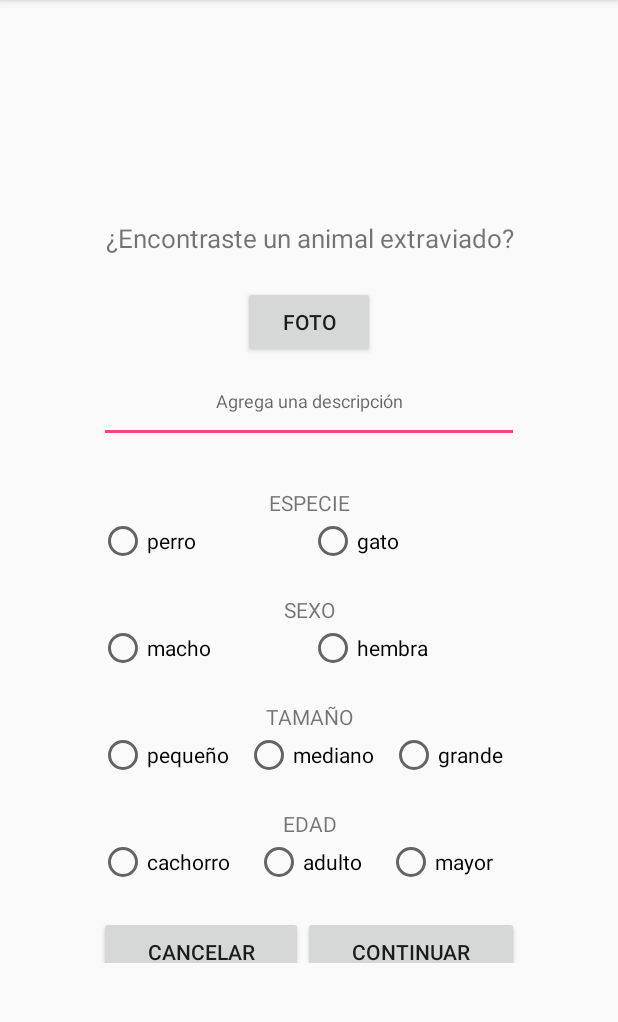
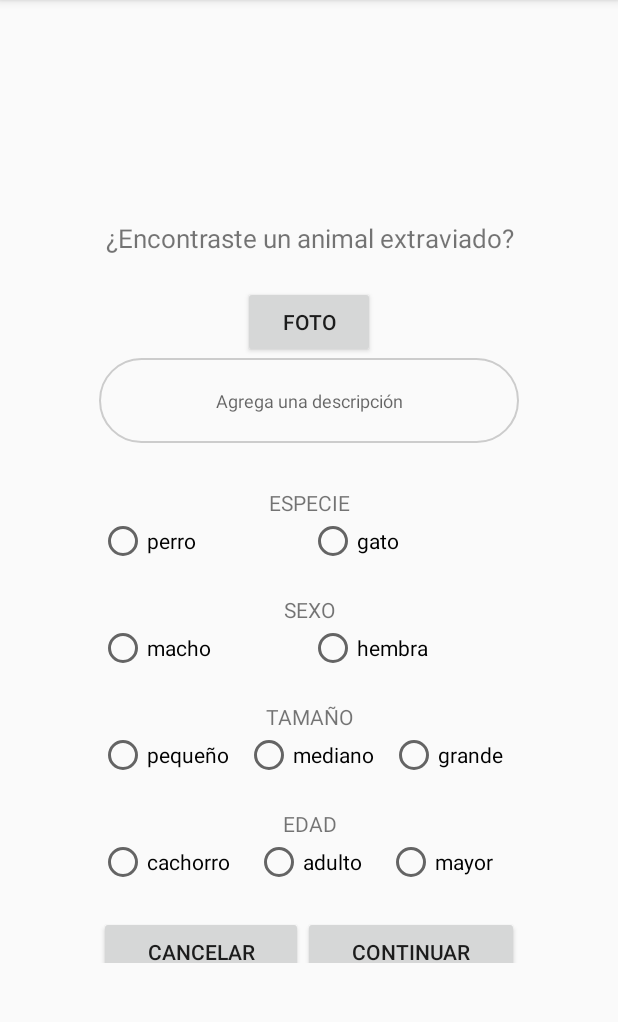
Before and after one commit to nchavezsantoyo/PetGO, an Android app: the FormularioActivity screen opened directly, with no data from a screen before it, on a phone screen of 412 x 824 dp, the part 84-1106 px from its top. Run offline under Robolectric (Android 15) with nearby library versions, the phone set to English and light mode, and no system bars; our stand-ins replace Firebase (no records; nobody signed in at launch, a user with empty details on screens opened directly).

```diff
--- a/Código/PetGO/app/build.gradle
+++ b/Código/PetGO/app/build.gradle
@@ -20,10 +20,11 @@ android {
 
 dependencies {
     implementation fileTree(dir: 'libs', include: ['*.jar'])
+    //noinspection GradleCompatible
     implementation 'com.android.support:appcompat-v7:28.0.0'
     implementation 'com.android.support.constraint:constraint-layout:1.1.3'
-    implementation 'com.google.firebase:firebase-core:16.0.4'
-    implementation 'com.google.firebase:firebase-auth:16.0.4'
+    implementation 'com.google.firebase:firebase-core:16.0.1'
+    implementation 'com.google.firebase:firebase-database:16.0.1'
     testImplementation 'junit:junit:4.12'
     androidTestImplementation 'com.android.support.test:runner:1.0.2'
     androidTestImplementation 'com.android.support.test.espresso:espresso-core:3.0.2'
--- a/Código/PetGO/app/src/main/java/com/example/nick/petgo/FormularioActivity.java
+++ b/Código/PetGO/app/src/main/java/com/example/nick/petgo/FormularioActivity.java
@@ -5,9 +5,28 @@ import android.support.v7.app.AppCompatActivity;
 import android.os.Bundle;
 import android.view.View;
 import android.widget.Button;
+import android.widget.EditText;
+import android.widget.RadioButton;
+
+import com.google.firebase.database.DatabaseReference;
+import com.google.firebase.database.FirebaseDatabase;
 
 public class FormularioActivity extends AppCompatActivity implements View.OnClickListener{
     private Button boton_cancelar;
+    private Button boton_continuar;
+    private RadioButton radio_perro;
+    private RadioButton radio_gato;
+    private RadioButton radio_macho;
+    private RadioButton radio_hembra;
+    private RadioButton radio_pequeno;
+    private RadioButton radio_mediano;
+    private RadioButton radio_grande;
+    private RadioButton radio_cachorro;
+    private RadioButton radio_adulto;
+    private RadioButton radio_mayor;
+    private EditText edit_descripcion;
+    private DatabaseReference Mascotas;
+
     @Override
     protected void onCreate(Bundle savedInstanceState) {
         super.onCreate(savedInstanceState);
@@ -15,11 +34,72 @@ public class FormularioActivity extends AppCompatActivity implements View.OnClic
 
         boton_cancelar = (Button) findViewById(R.id.boton_cancelar);
         boton_cancelar.setOnClickListener(this);
+        boton_continuar = (Button) findViewById(R.id.boton_continuar);
+        boton_continuar.setOnClickListener(this);
+        radio_perro = (RadioButton) findViewById(R.id.perro);
+        radio_gato = (RadioButton) findViewById(R.id.gato);
+        radio_macho = (RadioButton) findViewById(R.id.macho);
+        radio_hembra = (RadioButton) findViewById(R.id.hembra);
+        radio_pequeno = (RadioButton) findViewById(R.id.pequeno);
+        radio_mediano = (RadioButton) findViewById(R.id.mediano);
+        radio_grande = (RadioButton) findViewById(R.id.grande);
+        radio_cachorro = (RadioButton) findViewById(R.id.cachorro);
+        radio_adulto = (RadioButton) findViewById(R.id.adulto);
+        radio_mayor = (RadioButton) findViewById(R.id.mayor);
+        edit_descripcion = (EditText) findViewById(R.id.descripcion);
+
+        Mascotas = FirebaseDatabase.getInstance().getReference("Mascota");
+    }
+
+    private void cancelar(){
+        Intent ListSong = new Intent(getApplication(), PrincipalActivity.class);
+        startActivity(ListSong);
+    }
+
+    private void continuar(){
+        String id_mascota = Mascotas.push().getKey();
+        String id_usuario = "1";
+        String categoria = "Extraviado";
+        String especie = "";
+        String sexo = "";
+        String tamano = "";
+        String edad = "";
+        String descripcion = edit_descripcion.getText().toString();
+
+        if(radio_perro.isChecked())
+            especie = "Perro";
+        else
+            especie = "Gato";
+        if(radio_macho.isChecked())
+            sexo = "Macho";
+        else
+            sexo = "Hembra";
+        if(radio_pequeno.isChecked())
+            tamano = "Pequeño";
+        if(radio_mediano.isChecked())
+            tamano = "Mediano";
+        if(radio_grande.isChecked())
+            tamano = "Grande";
+        if(radio_cachorro.isChecked())
+            edad = "Cachorro";
+        if(radio_adulto.isChecked())
+            edad = "Adulto";
+        if(radio_grande.isChecked())
+            edad = "Mayor";
+
+        Mascota extraviadas = new Mascota(id_mascota, id_usuario, categoria, especie, sexo, tamano, edad, descripcion);
+        Mascotas.child("Extraviados").child(id_mascota).setValue(extraviadas);
     }
 
     @Override
     public void onClick(View view) {
-        Intent ListSong = new Intent(getApplication(), PrincipalActivity.class);
-        startActivity(ListSong);
+        switch (view.getId()) {
+            case R.id.boton_cancelar:
+                cancelar();
+                break;
+            case R.id.boton_continuar:
+                continuar();
+                break;
+        }
     }
 }
--- /dev/null
+++ b/Código/PetGO/app/src/main/res/drawable/text_view_border.xml
@@ -0,0 +1,10 @@
+<?xml version="1.0" encoding="utf-8"?>
+<shape xmlns:android="http://schemas.android.com/apk/res/android">
+    <stroke
+        android:width="1dp"
+        android:color="#cccccc">
+    </stroke>
+    <corners
+        android:radius="30dp">
+    </corners>
+</shape>
--- a/Código/PetGO/app/src/main/res/layout/activity_formulario.xml
+++ b/Código/PetGO/app/src/main/res/layout/activity_formulario.xml
@@ -50,6 +50,7 @@
                 android:layout_width="match_parent"
                 android:layout_height="wrap_content"
                 android:layout_weight="1"
+                android:background="@drawable/text_view_border"
                 android:ems="10"
                 android:hint="Agrega una descripción"
                 android:inputType="textPersonName"
@@ -139,7 +140,7 @@
                 android:orientation="horizontal">
 
                 <RadioButton
-                    android:id="@+id/pequeño"
+                    android:id="@+id/pequeno"
                     android:layout_width="wrap_content"
                     android:layout_height="match_parent"
                     android:layout_weight="1"
@@ -212,6 +213,7 @@
                     android:layout_width="wrap_content"
                     android:layout_height="wrap_content"
                     android:layout_weight="1"
+                    android:onClick="onClick"
                     android:text="Cancelar" />
 
                 <Button
@@ -219,6 +221,7 @@
                     android:layout_width="wrap_content"
                     android:layout_height="wrap_content"
                     android:layout_weight="1"
+                    android:onClick="onClick"
                     android:text="Continuar" />
             </LinearLayout>
 
```
Also changed, not shown: Código/PetGO/app/src/main/java/com/example/nick/petgo/Mascota.java (added, +23 -0 lines).
